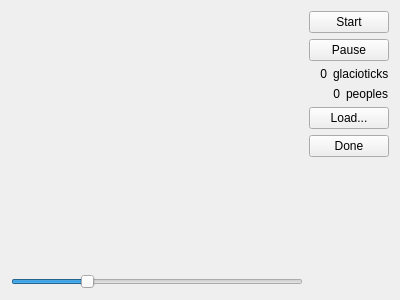
Qt form prehistory.ui (tps12/Tec-Nine) before a commit.
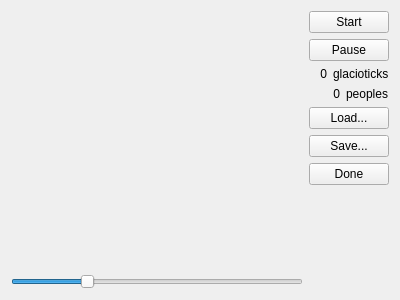
The same form after that commit.

Commit message: Save prehistory state and render population

Patch:
```diff
--- a/prehistory.ui
+++ b/prehistory.ui
@@ -134,6 +134,13 @@
        </property>
       </widget>
      </item>
+     <item>
+      <widget class="QPushButton" name="save">
+       <property name="text">
+        <string>Save...</string>
+       </property>
+      </widget>
+     </item>
      <item>
       <widget class="QPushButton" name="done">
        <property name="text">
```
The commit also changes 6 other files.
